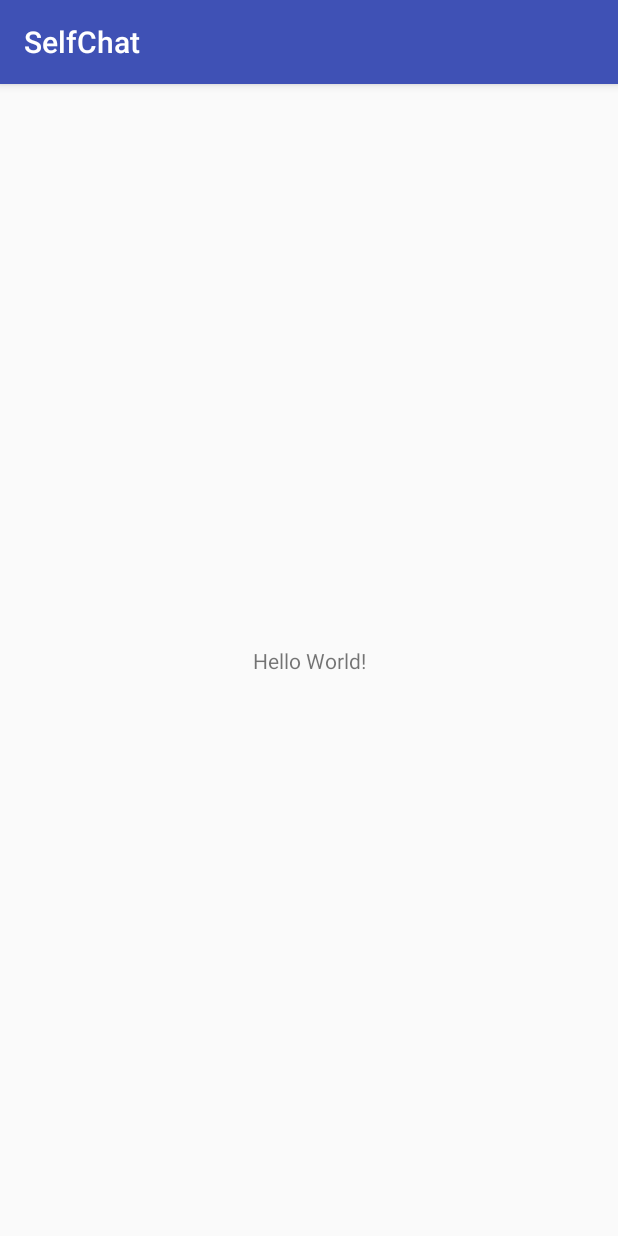
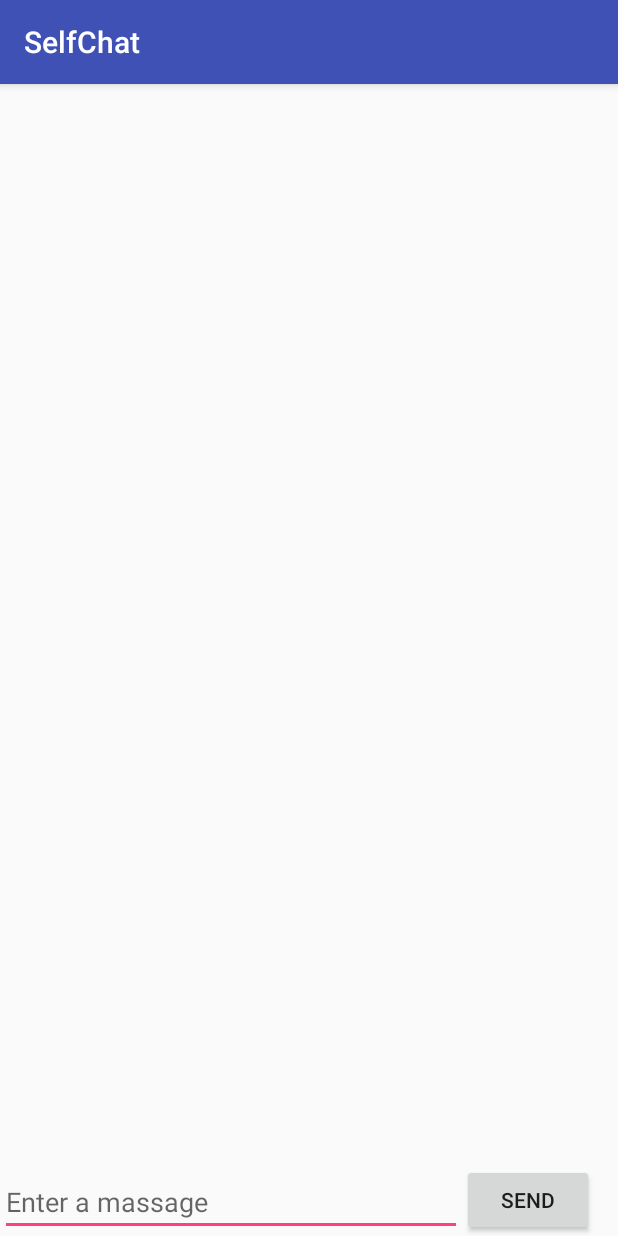
Before and after one commit to yoniman2017/SelfChat, an Android app: the screen it shows after launch (MainActivity), on a phone screen of 412 x 824 dp. Run offline under Robolectric (Android 15) with nearby library versions, the phone set to English and light mode, and no system bars.

Commit message:
P.Creation

```diff
--- a/SelfChat/app/build.gradle
+++ b/SelfChat/app/build.gradle
@@ -27,4 +27,5 @@ dependencies {
     compile 'com.android.support:appcompat-v7:25.3.0'
     compile 'com.android.support.constraint:constraint-layout:1.0.1'
     testCompile 'junit:junit:4.12'
+    compile 'com.android.support:recyclerview-v7:25.3.0'
 }
--- a/SelfChat/app/src/main/java/com/example/android/selfchat/MainActivity.java
+++ b/SelfChat/app/src/main/java/com/example/android/selfchat/MainActivity.java
@@ -2,12 +2,65 @@ package com.example.android.selfchat;
 
 import android.support.v7.app.AppCompatActivity;
 import android.os.Bundle;
+import android.support.v7.widget.DefaultItemAnimator;
+import android.support.v7.widget.LinearLayoutManager;
+import android.support.v7.widget.RecyclerView;
+import android.view.KeyEvent;
+import android.view.View;
+import android.view.inputmethod.EditorInfo;
+import android.widget.Button;
+import android.widget.EditText;
+import android.widget.TextView;
+
+import java.util.ArrayList;
+import java.util.List;
 
 public class MainActivity extends AppCompatActivity {
+
+    private EditText textInput;
+    private Button buttunSend;
+    private RecyclerView listMassages;
+    private ArrayList<String> massages;
+    private MassageAdapter adapter;
 
     @Override
     protected void onCreate(Bundle savedInstanceState) {
         super.onCreate(savedInstanceState);
         setContentView(R.layout.activity_main);
+
+        textInput = (EditText) findViewById(R.id.editText);
+        buttunSend = (Button) findViewById(R.id.button);
+        massages = new ArrayList<>(10);
+
+        listMassages = (RecyclerView) findViewById(R.id.recyclerView);
+        adapter = new MassageAdapter(massages);
+        RecyclerView.LayoutManager mLayoutManager = new LinearLayoutManager(this);
+        listMassages.setLayoutManager(mLayoutManager);
+        listMassages.setItemAnimator(new DefaultItemAnimator());
+        listMassages.setAdapter(adapter);
+
+
+        textInput.setOnEditorActionListener(new TextView.OnEditorActionListener() {
+            @Override
+            public boolean onEditorAction(TextView v, int actionId, KeyEvent event) {
+                if (actionId == EditorInfo.IME_ACTION_SEND){
+                    addRow(v);
+                    return true;
+                }
+                return false;
+            }
+        });
+        buttunSend.setOnClickListener(new View.OnClickListener() {
+            @Override
+            public void onClick(View v) {
+                addRow(textInput);
+            }
+        });
+    }
+
+    private void addRow(TextView v) {
+        massages.add(v.getText().toString());
+        v.setText("");
+        adapter.notifyData(massages);
     }
 }
--- /dev/null
+++ b/SelfChat/app/src/main/java/com/example/android/selfchat/MassageAdapter.java
@@ -0,0 +1,61 @@
+package com.example.android.selfchat;
+
+import android.support.v7.widget.RecyclerView;
+import android.view.LayoutInflater;
+import android.view.View;
+import android.view.ViewGroup;
+import android.widget.TextView;
+
+import java.util.ArrayList;
+
+/**
+ * Created by Yoni on 3/18/2017.
+ */
+
+public class MassageAdapter extends RecyclerView.Adapter<MassageAdapter.massgeHolder> {
+    public static class massgeHolder extends RecyclerView.ViewHolder {
+
+        private TextView massage;
+
+        public massgeHolder(View v) {
+            super(v);
+            massage = (TextView) v.findViewById(R.id.item);
+        }
+    }
+
+    private ArrayList<String> masseges;
+    private static int pos = 0;
+
+    public MassageAdapter(ArrayList<String> masseges) {
+        this.masseges = masseges;
+    }
+
+
+    @Override
+    public massgeHolder onCreateViewHolder(ViewGroup parent, int viewType) {
+        View inflatedView = LayoutInflater.from(parent.getContext())
+                .inflate(R.layout.massage, parent, false);
+        return new massgeHolder(inflatedView);
+    }
+
+    @Override
+    public void onBindViewHolder(massgeHolder holder, int position) {
+        String massage = masseges.get(pos++);
+        holder. massage.setText(massage);
+    }
+
+    @Override
+    public int getItemCount() {
+        return masseges.size();
+    }
+
+    @Override
+    public long getItemId(int position) {
+        return position;
+    }
+    public void notifyData(ArrayList<String> masseges) {
+        this.masseges = masseges;
+        notifyDataSetChanged();
+    }
+
+}
--- a/SelfChat/app/src/main/res/layout/activity_main.xml
+++ b/SelfChat/app/src/main/res/layout/activity_main.xml
@@ -1,18 +1,41 @@
 <?xml version="1.0" encoding="utf-8"?>
-<android.support.constraint.ConstraintLayout xmlns:android="http://schemas.android.com/apk/res/android"
-    xmlns:app="http://schemas.android.com/apk/res-auto"
+<RelativeLayout android:id="@+id/activity_main"
+    xmlns:android="http://schemas.android.com/apk/res/android"
     xmlns:tools="http://schemas.android.com/tools"
     android:layout_width="match_parent"
     android:layout_height="match_parent"
-    tools:context="com.example.android.selfchat.MainActivity">
+    tools:context="com.example.android.selfchat.MainActivity"
+    xmlns:ndroid="http://schemas.android.com/apk/res-auto">
 
-    <TextView
+
+
+<EditText
+    android:id="@+id/editText"
+    android:layout_width="match_parent"
+    android:layout_height="wrap_content"
+    android:layout_alignParentBottom="true"
+    android:hint="@string/edit_message"
+    android:imeOptions="actionSend"
+    android:inputType="textCapSentences|textAutoCorrect"
+    android:layout_toStartOf="@+id/button" />
+
+    <Button
+        android:id="@+id/button"
         android:layout_width="wrap_content"
         android:layout_height="wrap_content"
-        android:text="Hello World!"
-        app:layout_constraintBottom_toBottomOf="parent"
-        app:layout_constraintLeft_toLeftOf="parent"
-        app:layout_constraintRight_toRightOf="parent"
-        app:layout_constraintTop_toTopOf="parent" />
+        android:layout_alignParentBottom="true"
+        android:layout_alignParentEnd="true"
+        android:layout_alignParentRight="false"
+        android:text="@string/bSend"
+        android:layout_marginRight="16dp"
+        android:layout_marginEnd="16dp" />
 
-</android.support.constraint.ConstraintLayout>
+    <android.support.v7.widget.RecyclerView
+        android:id="@+id/recyclerView"
+        android:layout_width="match_parent"
+        android:layout_height="match_parent"
+        android:layout_above="@+id/button"
+        android:layout_alignParentLeft="true"
+        android:layout_alignParentStart="true" />
+
+</RelativeLayout>
--- a/SelfChat/app/src/main/res/values/strings.xml
+++ b/SelfChat/app/src/main/res/values/strings.xml
@@ -1,3 +1,5 @@
 <resources>
     <string name="app_name">SelfChat</string>
+    <string name="edit_message">Enter a massage</string>
+    <string name="bSend">send</string>
 </resources>
```
Also changed, not shown: SelfChat/app/src/main/res/layout/massage.xml (added, +22 -0 lines).
